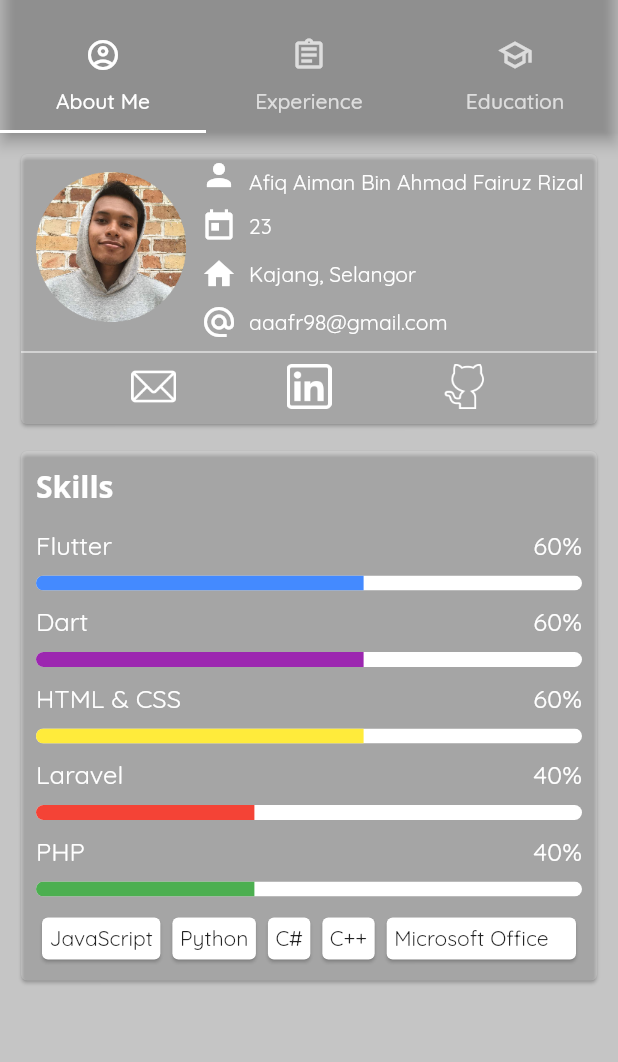
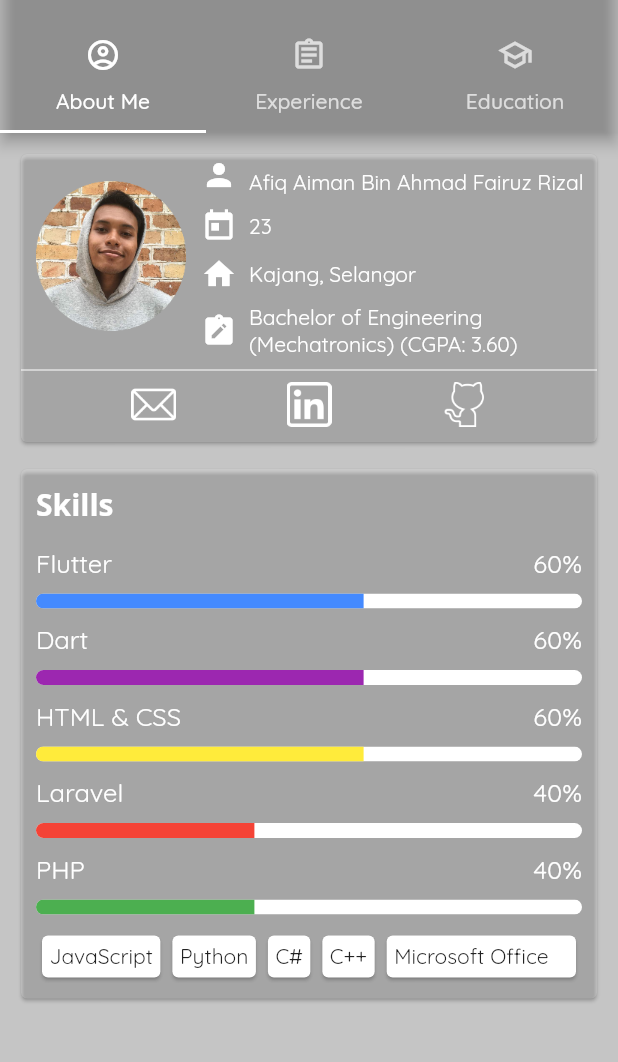
Before and after one commit to afiqaimanafr/resume-mobile-app, a Flutter app: the screen it shows after launch, on a phone screen of 412 x 824 dp, the part 62-1124 px from its top. Run offline on Flutter 3.47's test engine with Material 2 defaults, Android fonts, the light colour scheme and no system bars; Roboto replaces fonts that are missing (QuickSand).

Commit message:
latest ui

```diff
--- a/lib/screens/about_me/about_me_screen.dart
+++ b/lib/screens/about_me/about_me_screen.dart
@@ -116,10 +116,10 @@ class AboutMeScreen extends StatelessWidget {
                                   'Kajang, Selangor'),
                               buildText(
                                   const Icon(
-                                    Icons.alternate_email,
+                                    Icons.note_alt,
                                     color: kPrimaryLightColor,
                                   ),
-                                  'aaafr98@gmail.com'),
+                                  'Bachelor of Engineering (Mechatronics) (CGPA: 3.60)'),
                             ],
                           ),
                         ),
```
